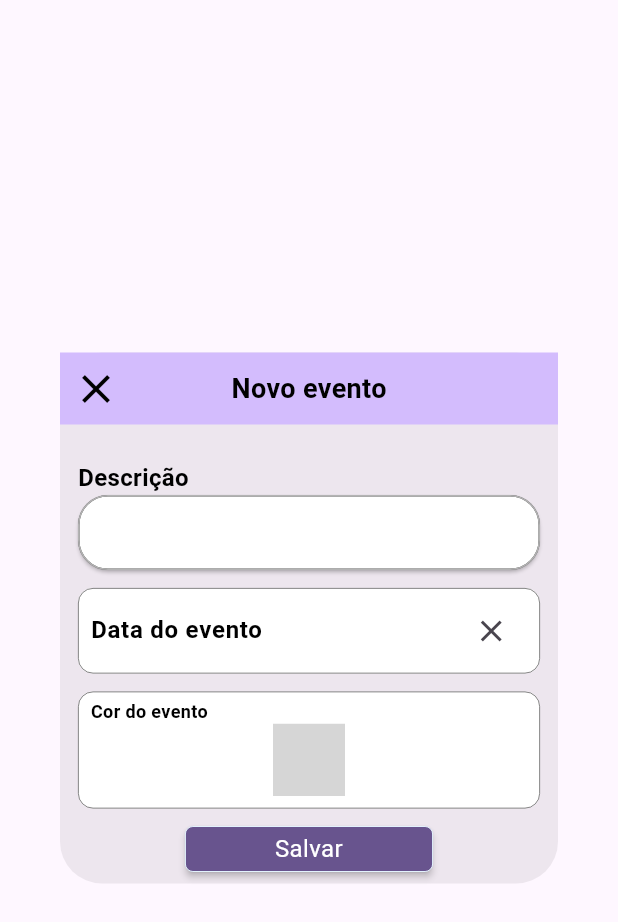
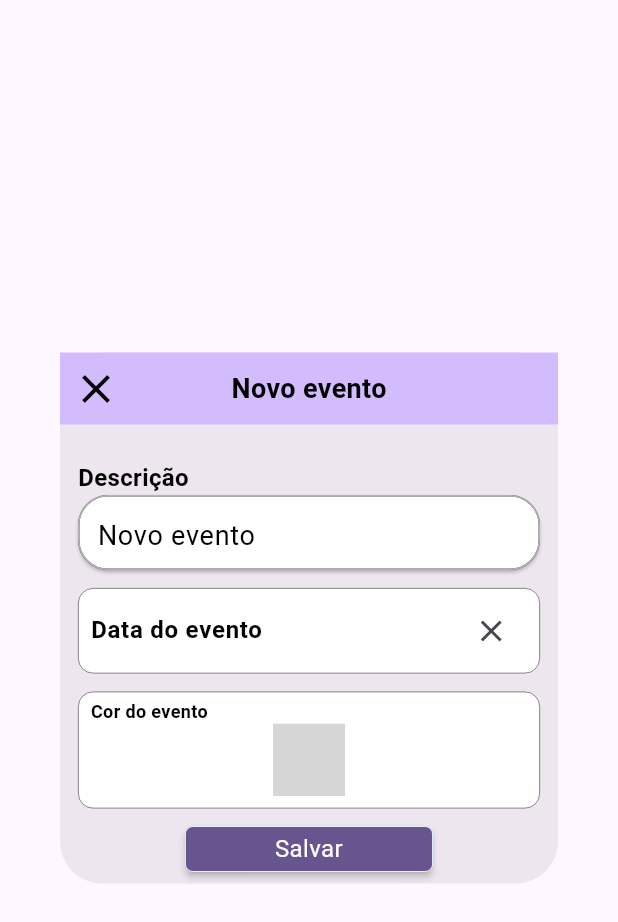
Before and after one commit to Firekepr/project_calendar_manager, a Flutter app: the NewEventDialog widget shown alone on an empty page, opened directly, on a phone screen of 412 x 824 dp. Shown: the top 922 px of the screen. Run offline on Flutter 3.47's test engine with Material 3 defaults, Android fonts, the light colour scheme and no system bars; drawn by our look-alikes of reactive_forms; our stand-ins replace sqflite, table_calendar; missing offline and left inert: flex_color_picker, flutter_material_color_picker; accounts and stored records are empty; grey boxes are pictures that could not be loaded.

Commit message:
Fix - broken null description field

```diff
--- a/lib/widget/new_event_dialog.dart
+++ b/lib/widget/new_event_dialog.dart
@@ -21,7 +21,7 @@ class _NewEventDialogState extends State<NewEventDialog> {
   Color selectedColor = Colors.red;
 
   final _form = FormGroup({
-    'description': FormControl<String>(value: null, validators: [Validators.required]),
+    'description': FormControl<String>(value: 'Novo evento', validators: [Validators.required]),
     'date': FormControl<DateTime>(value: DateTime.now(), validators: [Validators.required]),
   });
 
@@ -72,6 +72,7 @@ class _NewEventDialogState extends State<NewEventDialog> {
               widthByPercent: true,
               width: 0.40,
               margin: const EdgeInsets.only(bottom: 8.0),
+              isFormButton: true,
             ),
           ],
         ),
```
